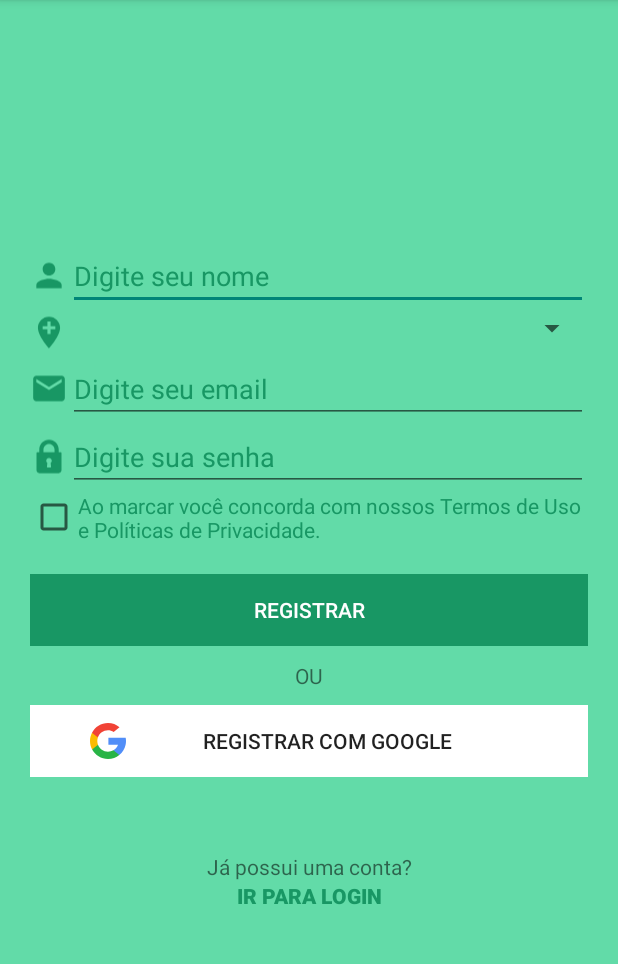
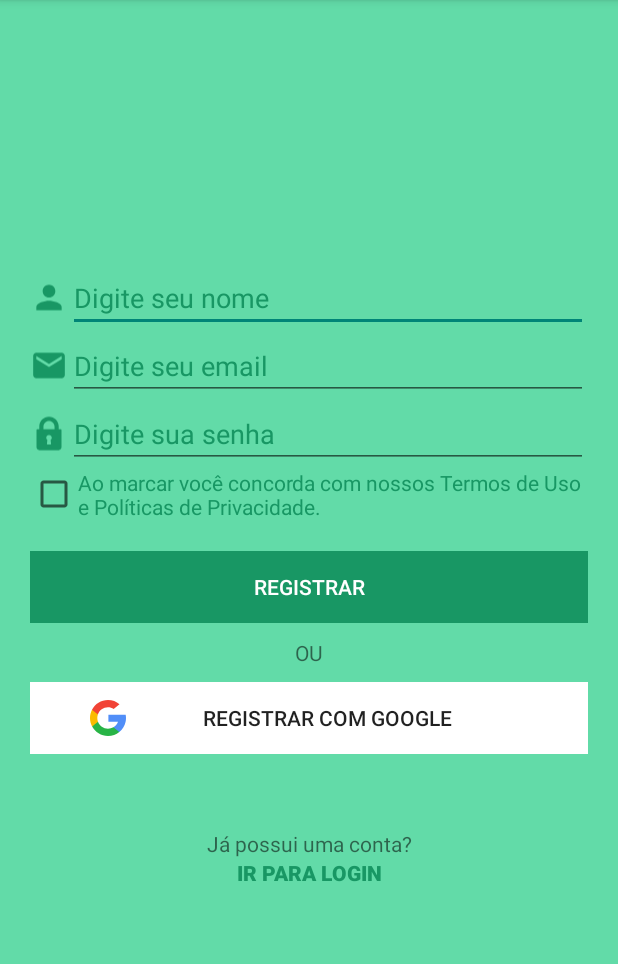
Before and after one commit to CaioWF/house-cleaning-mobile-java-native, an Android app: the RegistrationActivity screen opened directly, with no data from a screen before it, on a phone screen of 412 x 824 dp, the part 84-1048 px from its top. Run offline under Robolectric (Android 15) with nearby library versions, the phone set to English and light mode, and no system bars.

```diff
--- a/app/src/main/java/br/com/ufc/quixada/housecleaning/RegistrationActivity.java
+++ b/app/src/main/java/br/com/ufc/quixada/housecleaning/RegistrationActivity.java
@@ -20,7 +20,7 @@ public class RegistrationActivity extends AppCompatActivity {
         setContentView(R.layout.activity_registration);
 
 
-        Spinner spinner = (Spinner) findViewById(R.id.spinner_endereco_registration);
+        //Spinner spinner = (Spinner) findViewById(R.id.spinner_endereco_registration);
         //List<String> linguagens = new ArrayList<>(Arrays.asList("Java","Python","PHP","Ruby"));
 
         //ArrayAdapter<String> dataAdapter = new ArrayAdapter<String>(this,
--- /dev/null
+++ b/app/src/main/res/drawable/ic_search_white_24dp.xml
@@ -0,0 +1,5 @@
+<vector android:height="24dp" android:tint="#FFFFFF"
+    android:viewportHeight="24.0" android:viewportWidth="24.0"
+    android:width="24dp" xmlns:android="http://schemas.android.com/apk/res/android">
+    <path android:fillColor="#FF000000" android:pathData="M15.5,14h-0.79l-0.28,-0.27C15.41,12.59 16,11.11 16,9.5 16,5.91 13.09,3 9.5,3S3,5.91 3,9.5 5.91,16 9.5,16c1.61,0 3.09,-0.59 4.23,-1.57l0.27,0.28v0.79l5,4.99L20.49,19l-4.99,-5zM9.5,14C7.01,14 5,11.99 5,9.5S7.01,5 9.5,5 14,7.01 14,9.5 11.99,14 9.5,14z"/>
+</vector>
--- a/app/src/main/res/layout/activity_registration.xml
+++ b/app/src/main/res/layout/activity_registration.xml
@@ -38,29 +38,6 @@
                 android:hint="@string/hint_name"
                 android:inputType="textEmailAddress"
                 android:textColorHint="@color/colorPrimaryDark" />
-        </LinearLayout>
-
-        <LinearLayout
-            android:layout_width="match_parent"
-            android:layout_height="wrap_content"
-            android:orientation="horizontal">
-
-            <ImageView
-                android:id="@+id/imageView2"
-                android:layout_width="50dp"
-                android:layout_height="30dp"
-                android:layout_gravity="center"
-                android:layout_toRightOf="@+id/id_endereco_registration"
-                android:layout_weight="1"
-                app:srcCompat="@drawable/ic_add_location_black_24dp" />
-
-            <Spinner
-                android:id="@+id/spinner_endereco_registration"
-                android:layout_width="match_parent"
-                android:layout_height="wrap_content"
-                android:layout_weight="1"
-                android:prompt="@string/app_name" />
-
         </LinearLayout>
 
         <LinearLayout
```
Also changed, not shown: app/src/main/java/br/com/ufc/quixada/housecleaning/HomeActivity.java (+31 -19 lines), app/src/main/res/drawable/ic_exit_to_app_black_24dp.xml (added, +9 -0 lines), app/src/main/res/layout/activity_home.xml (+4 -13 lines), app/src/main/res/layout/nav_header.xml (deleted, +0 -31 lines), app/src/main/res/menu/drawer_menu.xml (deleted, +0 -33 lines), app/src/main/res/menu/main_menu.xml (added, +21 -0 lines), app/src/main/res/values/strings.xml (+5 -2 lines).
